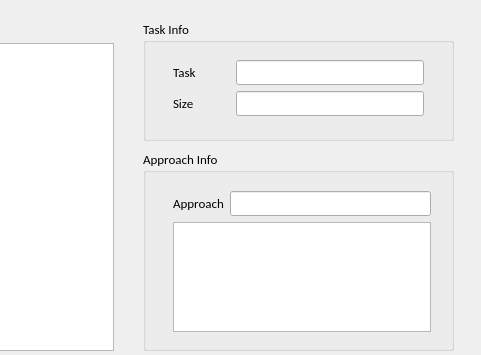
This is task-approach/mainwindow.ui in tinrael/exam-winter as Qt 5 draws it before an edit; both pictures show x 337 to 818 and y 0 to 355 of the 818 by 711 pixel window. The edited form follows.
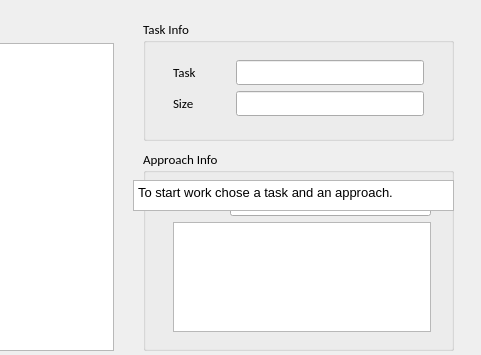
This is the edited form.

Diff of the .ui file:
```diff
--- a/task-approach/mainwindow.ui
+++ b/task-approach/mainwindow.ui
@@ -310,6 +310,23 @@
      </layout>
     </widget>
    </widget>
+   <widget class="QTextBrowser" name="tbNotification">
+    <property name="geometry">
+     <rect>
+      <x>470</x>
+      <y>180</y>
+      <width>321</width>
+      <height>31</height>
+     </rect>
+    </property>
+    <property name="html">
+     <string>&lt;!DOCTYPE HTML PUBLIC &quot;-//W3C//DTD HTML 4.0//EN&quot; &quot;http://www.w3.org/TR/REC-html40/strict.dtd&quot;&gt;
+&lt;html&gt;&lt;head&gt;&lt;meta name=&quot;qrichtext&quot; content=&quot;1&quot; /&gt;&lt;style type=&quot;text/css&quot;&gt;
+p, li { white-space: pre-wrap; }
+&lt;/style&gt;&lt;/head&gt;&lt;body style=&quot; font-family:'MS Shell Dlg 2'; font-size:7.8pt; font-weight:400; font-style:normal;&quot;&gt;
+&lt;p style=&quot; margin-top:0px; margin-bottom:0px; margin-left:0px; margin-right:0px; -qt-block-indent:0; text-indent:0px;&quot;&gt;&lt;span style=&quot; font-family:'Calibri'; font-size:10pt;&quot;&gt;To start work chose a task and an approach.&lt;/span&gt;&lt;/p&gt;&lt;/body&gt;&lt;/html&gt;</string>
+    </property>
+   </widget>
   </widget>
   <widget class="QMenuBar" name="menubar">
    <property name="geometry">
```
